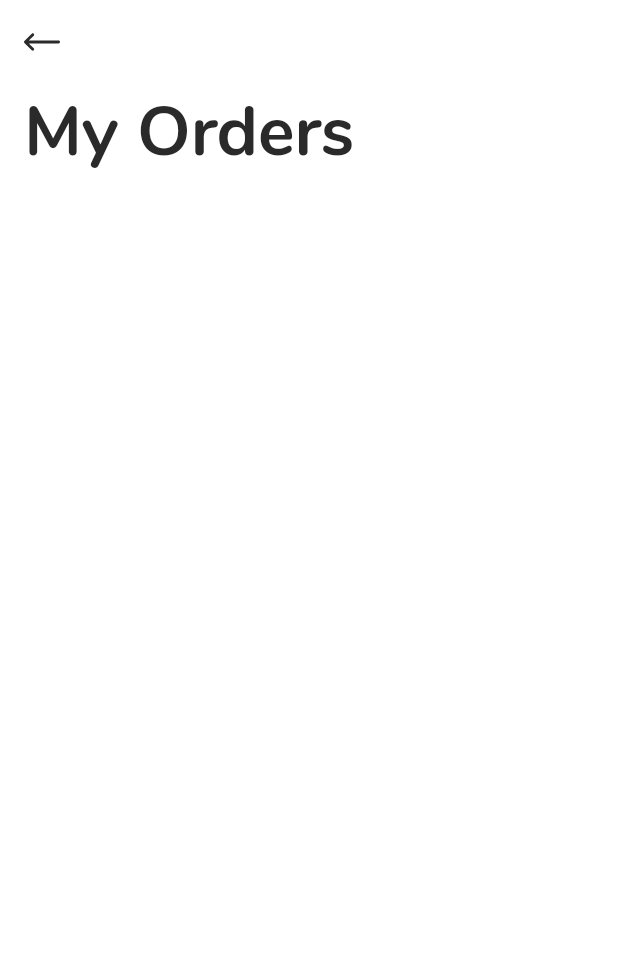
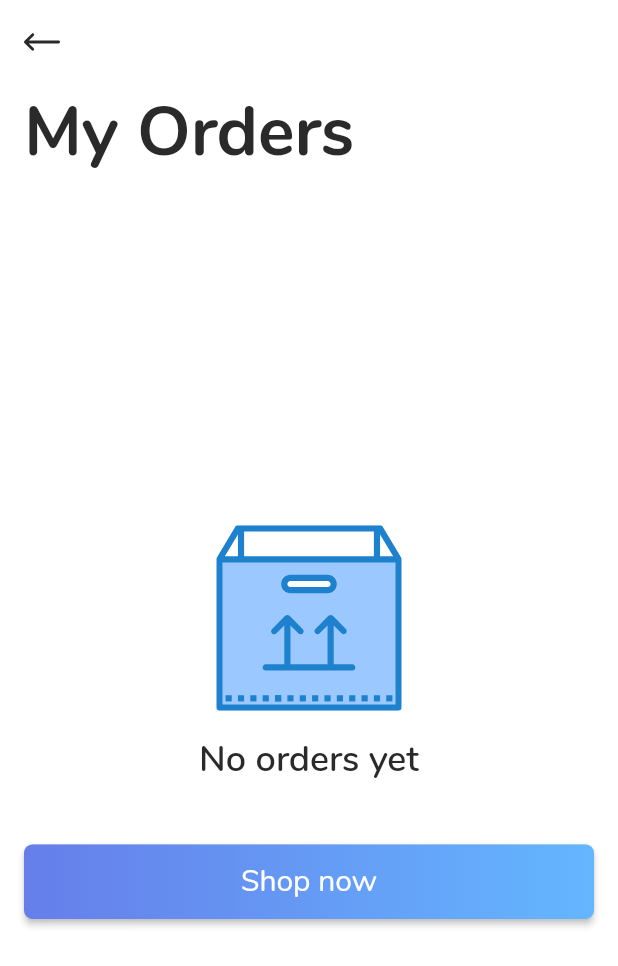
Before and after one commit to aramayyes/Rhoshop-Mobile, a Flutter app: the MyOrdersScreen screen opened by its route, on a phone screen of 412 x 824 dp. Shown: the top 966 px of the screen. Run offline on Flutter 3.47's test engine with Material 2 defaults, Android fonts, the phone set to English and light mode, and no system bars; our stand-ins replace flutter_svg, flutter_typeahead, shared_preferences; accounts and stored records are empty.

Commit message:
Add no orders view in MyOrdersScreen.
Signed-off-by: aramayyes <aramayis.amiraghyan@outlook.com>

```diff
--- a/Rhoshop/lib/l10n/intl_en.arb
+++ b/Rhoshop/lib/l10n/intl_en.arb
@@ -1,5 +1,5 @@
 {
-  "@@last_modified": "2020-09-29T23:34:24.618344",
+  "@@last_modified": "2020-09-30T11:01:48.607141",
   "appTitle": "Rhoshop",
   "@appTitle": {
     "description": "Application title.",
@@ -212,6 +212,18 @@
     "type": "text",
     "placeholders": {}
   },
+  "noOrderText": "No orders yet",
+  "@noOrderText": {
+    "description": "This message is shown to user if they have no orders yet.",
+    "type": "text",
+    "placeholders": {}
+  },
+  "shopNowButtonText": "Shop now",
+  "@shopNowButtonText": {
+    "description": "Title of the button that is intended for going back to home(shop).",
+    "type": "text",
+    "placeholders": {}
+  },
   "profileNavigationItem": "Profile",
   "@profileNavigationItem": {
     "description": "Title of the navigation item that leads to ProfileScreen.",
--- a/Rhoshop/lib/l10n/intl_messages.arb
+++ b/Rhoshop/lib/l10n/intl_messages.arb
@@ -1,5 +1,5 @@
 {
-  "@@last_modified": "2020-09-29T23:34:24.618344",
+  "@@last_modified": "2020-09-30T11:01:48.607141",
   "appTitle": "Rhoshop",
   "@appTitle": {
     "description": "Application title.",
@@ -212,6 +212,18 @@
     "type": "text",
     "placeholders": {}
   },
+  "noOrderText": "No orders yet",
+  "@noOrderText": {
+    "description": "This message is shown to user if they have no orders yet.",
+    "type": "text",
+    "placeholders": {}
+  },
+  "shopNowButtonText": "Shop now",
+  "@shopNowButtonText": {
+    "description": "Title of the button that is intended for going back to home(shop).",
+    "type": "text",
+    "placeholders": {}
+  },
   "profileNavigationItem": "Profile",
   "@profileNavigationItem": {
     "description": "Title of the navigation item that leads to ProfileScreen.",
--- a/Rhoshop/lib/l10n/messages_en.dart
+++ b/Rhoshop/lib/l10n/messages_en.dart
@@ -42,6 +42,7 @@ class MessageLookup extends MessageLookupByLibrary {
     "newArrivalsSectionTitle" : MessageLookupByLibrary.simpleMessage("New Arrivals"),
     "noAccountText" : MessageLookupByLibrary.simpleMessage("Don\'t have an account?"),
     "noItemsFoundText" : MessageLookupByLibrary.simpleMessage("No items found"),
+    "noOrderText" : MessageLookupByLibrary.simpleMessage("No orders yet"),
     "notificationsScreenTitle" : MessageLookupByLibrary.simpleMessage("Notifications"),
     "orderButtonText" : MessageLookupByLibrary.simpleMessage("Order"),
     "password" : MessageLookupByLibrary.simpleMessage("Password"),
@@ -51,6 +52,7 @@ class MessageLookup extends MessageLookupByLibrary {
     "seeAllText" : MessageLookupByLibrary.simpleMessage("See all"),
     "settingsNavigationItem" : MessageLookupByLibrary.simpleMessage("Settings"),
     "settingsScreenTitle" : MessageLookupByLibrary.simpleMessage("Settings"),
+    "shopNowButtonText" : MessageLookupByLibrary.simpleMessage("Shop now"),
     "signIn" : MessageLookupByLibrary.simpleMessage("Sign in"),
     "signInScreenTitle" : MessageLookupByLibrary.simpleMessage("Sign in"),
     "signUp" : MessageLookupByLibrary.simpleMessage("Sign up"),
--- a/Rhoshop/lib/l10n/messages_messages.dart
+++ b/Rhoshop/lib/l10n/messages_messages.dart
@@ -42,6 +42,7 @@ class MessageLookup extends MessageLookupByLibrary {
     "newArrivalsSectionTitle" : MessageLookupByLibrary.simpleMessage("New Arrivals"),
     "noAccountText" : MessageLookupByLibrary.simpleMessage("Don\'t have an account?"),
     "noItemsFoundText" : MessageLookupByLibrary.simpleMessage("No items found"),
+    "noOrderText" : MessageLookupByLibrary.simpleMessage("No orders yet"),
     "notificationsScreenTitle" : MessageLookupByLibrary.simpleMessage("Notifications"),
     "orderButtonText" : MessageLookupByLibrary.simpleMessage("Order"),
     "password" : MessageLookupByLibrary.simpleMessage("Password"),
@@ -51,6 +52,7 @@ class MessageLookup extends MessageLookupByLibrary {
     "seeAllText" : MessageLookupByLibrary.simpleMessage("See all"),
     "settingsNavigationItem" : MessageLookupByLibrary.simpleMessage("Settings"),
     "settingsScreenTitle" : MessageLookupByLibrary.simpleMessage("Settings"),
+    "shopNowButtonText" : MessageLookupByLibrary.simpleMessage("Shop now"),
     "signIn" : MessageLookupByLibrary.simpleMessage("Sign in"),
     "signInScreenTitle" : MessageLookupByLibrary.simpleMessage("Sign in"),
     "signUp" : MessageLookupByLibrary.simpleMessage("Sign up"),
--- a/Rhoshop/lib/l10n/messages_ru.dart
+++ b/Rhoshop/lib/l10n/messages_ru.dart
@@ -37,11 +37,12 @@ class MessageLookup extends MessageLookupByLibrary {
     "hasAccountText" : MessageLookupByLibrary.simpleMessage("Уже есть учётная запись?"),
     "languageSettingsItem" : MessageLookupByLibrary.simpleMessage("Язык"),
     "myOrdersNavigationItem" : MessageLookupByLibrary.simpleMessage("Мои заказы"),
-    "myOrdersScreenTitle" : MessageLookupByLibrary.simpleMessage("My Orders"),
+    "myOrdersScreenTitle" : MessageLookupByLibrary.simpleMessage("Мои заказы"),
     "nameLabelText" : MessageLookupByLibrary.simpleMessage("Имя"),
     "newArrivalsSectionTitle" : MessageLookupByLibrary.simpleMessage("Новинки"),
     "noAccountText" : MessageLookupByLibrary.simpleMessage("Нет учетной записи?"),
     "noItemsFoundText" : MessageLookupByLibrary.simpleMessage("Нет соответствующих товаров"),
+    "noOrderText" : MessageLookupByLibrary.simpleMessage("У вас пока нет заказов"),
     "notificationsScreenTitle" : MessageLookupByLibrary.simpleMessage("Уведомления"),
     "orderButtonText" : MessageLookupByLibrary.simpleMessage("Оформить заказ"),
     "password" : MessageLookupByLibrary.simpleMessage("Пароль"),
@@ -51,6 +52,7 @@ class MessageLookup extends MessageLookupByLibrary {
     "seeAllText" : MessageLookupByLibrary.simpleMessage("Смотреть все"),
     "settingsNavigationItem" : MessageLookupByLibrary.simpleMessage("Настройки"),
     "settingsScreenTitle" : MessageLookupByLibrary.simpleMessage("Настройки"),
+    "shopNowButtonText" : MessageLookupByLibrary.simpleMessage("Заказать сейчас"),
     "signIn" : MessageLookupByLibrary.simpleMessage("Вход"),
     "signInScreenTitle" : MessageLookupByLibrary.simpleMessage("Вход"),
     "signUp" : MessageLookupByLibrary.simpleMessage("Регистрация"),
--- a/Rhoshop/lib/localization/app_localization.dart
+++ b/Rhoshop/lib/localization/app_localization.dart
@@ -334,6 +334,22 @@ class AppLocalization {
       desc: 'Title of the my orders screen.',
     );
   }
+
+  String get noOrderText {
+    return Intl.message(
+      'No orders yet',
+      name: 'noOrderText',
+      desc: 'This message is shown to user if they have no orders yet.',
+    );
+  }
+
+  String get shopNowButtonText {
+    return Intl.message(
+      'Shop now',
+      name: 'shopNowButtonText',
+      desc: 'Title of the button that is intended for going back to home(shop).',
+    );
+  }
   //#endregion MyOrders
 
   //#region Navigation
--- a/Rhoshop/lib/screens/my_orders_screen.dart
+++ b/Rhoshop/lib/screens/my_orders_screen.dart
@@ -2,6 +2,7 @@ import 'package:flutter/cupertino.dart';
 import 'package:flutter/material.dart';
 import 'package:flutter_svg/svg.dart';
 import 'package:intl/intl.dart';
+import 'package:rhoshop/components/primary_button.dart';
 import 'package:rhoshop/localization/app_localization.dart';
 import 'package:rhoshop/mock/db.dart' as MockDb;
 import 'package:rhoshop/mock/models/cart_item.dart';
@@ -54,7 +55,7 @@ class _MyOrdersScreenState extends State<MyOrdersScreen> {
               height: 20,
             ),
             Expanded(
-              child: _buildOrdersList(child),
+              child: _buildOrdersSection(child),
             ),
           ],
         ),
@@ -62,12 +63,65 @@ class _MyOrdersScreenState extends State<MyOrdersScreen> {
     );
   }
 
-  FutureBuilder<List<CartItem>> _buildOrdersList(Widget child) {
+  FutureBuilder<List<CartItem>> _buildOrdersSection(Widget child) {
     return FutureBuilder<List<CartItem>>(
       future: ordersFuture,
       builder: (context, snapshot) {
         if (snapshot.hasData) {
-          child = ListView.separated(
+          child = snapshot.data.isEmpty
+              ? Column(
+                  mainAxisAlignment: MainAxisAlignment.center,
+                  crossAxisAlignment: CrossAxisAlignment.center,
+                  children: [
+                    SvgPicture.asset(
+                      'assets/images/blank.svg',
+                      width: MediaQuery.of(context).size.width * 0.3,
+                    ),
+                    Padding(
+                      padding: const EdgeInsets.only(top: 16),
+                      child: Text(
+                        AppLocalization.of(context).noOrderText,
+                        style: Theme.of(context).textTheme.headline3,
+                        textAlign: TextAlign.center,
+                      ),
+                    ),
+                    Padding(
+                      padding: const EdgeInsets.only(top: 40),
+                      child: PrimaryButton(
+                        onPressed: () {
+                          Navigator.popUntil(
+                            context,
+                            ModalRoute.withName(Routes.home),
+                          );
+                        },
+                        child: Text(
+                          AppLocalization.of(context).shopNowButtonText,
+                          style: Theme.of(context).textTheme.button,
+                        ),
+                      ),
+                    )
+                  ],
+                )
+              : _buildOrdersList(snapshot);
+        } else {
+          // This indicator will be also shown in case of error.
+          child = Center(
+            child: CircularProgressIndicator(
+              valueColor:
+                  new AlwaysStoppedAnimation<Color>(AppColors.secondary),
+            ),
+          );
+        }
+
+        return Center(
+          child: child,
+        );
+      },
+    );
+  }
+
+  ListView _buildOrdersList(AsyncSnapshot<List<CartItem>> snapshot) {
+    return ListView.separated(
       itemBuilder: (context, index) {
         final cartItem = snapshot.data[index];
         return GestureDetector(
@@ -118,18 +172,16 @@ class _MyOrdersScreenState extends State<MyOrdersScreen> {
                                       ).format(
                                         DateTime.now(),
                                       ),
-                                            style: Theme.of(context)
-                                                .textTheme
-                                                .bodyText2,
+                                      style:
+                                          Theme.of(context).textTheme.bodyText2,
                                       maxLines: 1,
                                       overflow: TextOverflow.clip,
                                     ),
                                   ),
                                   Text(
                                     'x${cartItem.count}',
-                                          style: Theme.of(context)
-                                              .textTheme
-                                              .bodyText2,
+                                    style:
+                                        Theme.of(context).textTheme.bodyText2,
                                   ),
                                 ],
                               ),
@@ -185,20 +237,5 @@ class _MyOrdersScreenState extends State<MyOrdersScreen> {
       ),
       itemCount: snapshot.data.length,
     );
-        } else {
-          // This indicator will be also shown in case of error.
-          child = Center(
-            child: CircularProgressIndicator(
-              valueColor:
-                  new AlwaysStoppedAnimation<Color>(AppColors.secondary),
-            ),
-          );
-        }
-
-        return Container(
-          child: child,
-        );
-      },
-    );
   }
 }
```
Also changed, not shown: Rhoshop/lib/l10n/intl_ru.arb (+14 -2 lines), Rhoshop/assets/images/blank.svg (added). Lines whose indentation alone changed are shown as unchanged.
